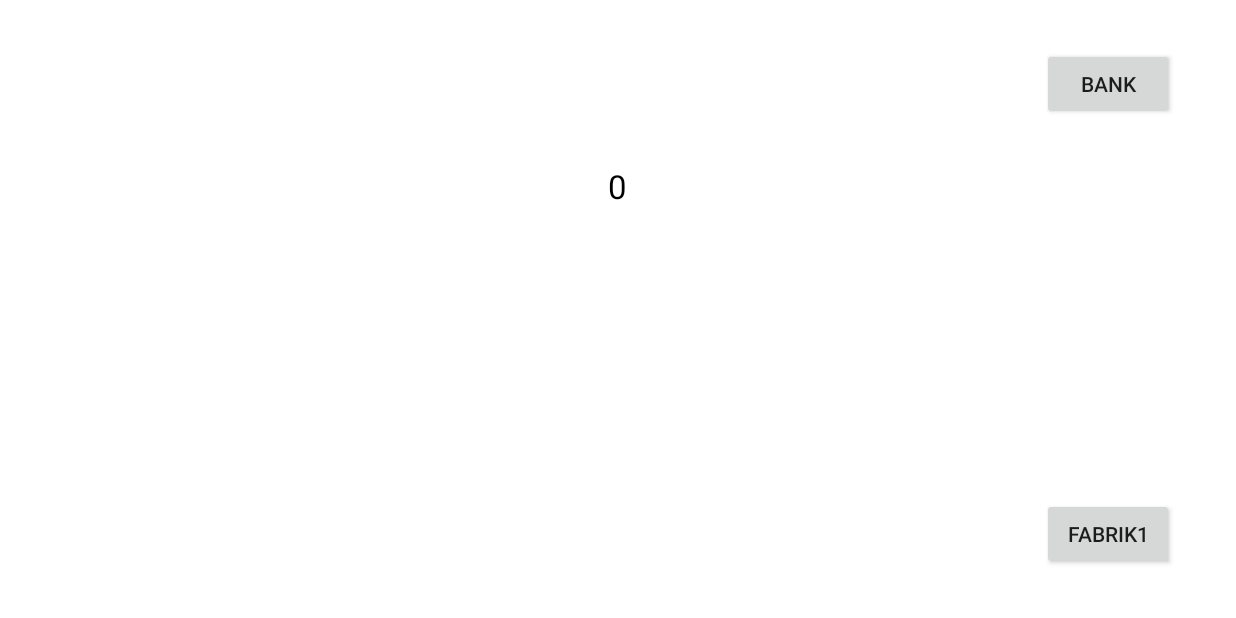
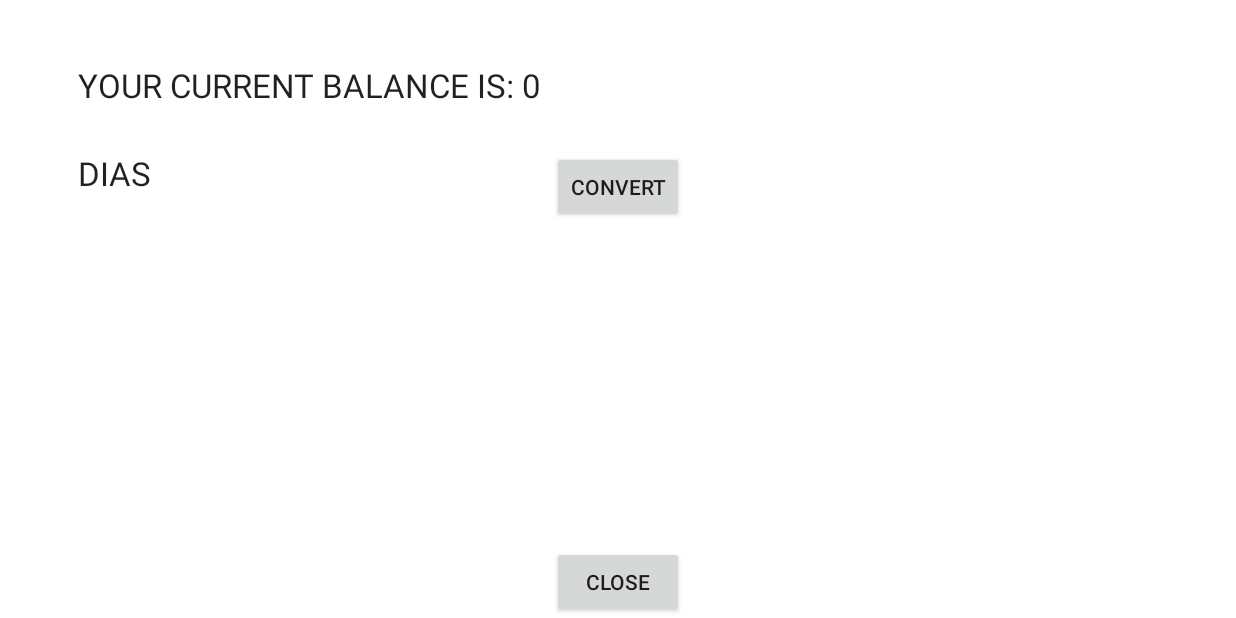
Before and after one commit to rodentooth/Royal_Industry, an Android app: the screen it shows after launch (MainActivity before the commit, BankActivity after it), after a tap on "BANK", on a phone screen of 824 x 412 dp (held sideways). Run offline under Robolectric (Android 15) with nearby library versions, the phone set to English and light mode, and no system bars; 4 statements that could not run were skipped.

Commit message:
update sammeln, dialog on Fabrik1, invented Gold

```diff
--- /dev/null
+++ b/app/src/main/java/com/frozensparks/royalindustry/BankActivity.java
@@ -0,0 +1,240 @@
+package com.frozensparks.royalindustry;
+
+import android.annotation.SuppressLint;
+import android.app.Dialog;
+import android.content.Context;
+import android.content.Intent;
+import android.content.SharedPreferences;
+import android.support.v7.app.ActionBar;
+import android.support.v7.app.AppCompatActivity;
+import android.os.Bundle;
+import android.os.Handler;
+import android.view.MotionEvent;
+import android.view.View;
+import android.view.Window;
+import android.widget.Button;
+import android.widget.SeekBar;
+import android.widget.TextView;
+
+import org.w3c.dom.Text;
+
+/**
+ * An example full-screen activity that shows and hides the system UI (i.e.
+ * status bar and navigation/system bar) with user interaction.
+ */
+public class BankActivity extends AppCompatActivity implements View.OnClickListener {
+    /**
+     * Whether or not the system UI should be auto-hidden after
+     * {@link #AUTO_HIDE_DELAY_MILLIS} milliseconds.
+     */
+    private static final boolean AUTO_HIDE = true;
+
+    /**
+     * If {@link #AUTO_HIDE} is set, the number of milliseconds to wait after
+     * user interaction before hiding the system UI.
+     */
+    private static final int AUTO_HIDE_DELAY_MILLIS = 3000;
+
+    /**
+     * Some older devices needs a small delay between UI widget updates
+     * and a change of the status and navigation bar.
+     */
+    private static final int UI_ANIMATION_DELAY = 300;
+    private final Handler mHideHandler = new Handler();
+    private View mContentView;
+    private final Runnable mHidePart2Runnable = new Runnable() {
+        @SuppressLint("InlinedApi")
+        @Override
+        public void run() {
+            // Delayed removal of status and navigation bar
+
+            // Note that some of these constants are new as of API 16 (Jelly Bean)
+            // and API 19 (KitKat). It is safe to use them, as they are inlined
+            // at compile-time and do nothing on earlier devices.
+            mContentView.setSystemUiVisibility(View.SYSTEM_UI_FLAG_LOW_PROFILE
+                    | View.SYSTEM_UI_FLAG_FULLSCREEN
+                    | View.SYSTEM_UI_FLAG_LAYOUT_STABLE
+                    | View.SYSTEM_UI_FLAG_IMMERSIVE_STICKY
+                    | View.SYSTEM_UI_FLAG_LAYOUT_HIDE_NAVIGATION
+                    | View.SYSTEM_UI_FLAG_HIDE_NAVIGATION);
+        }
+    };
+    private View mControlsView;
+    private final Runnable mShowPart2Runnable = new Runnable() {
+        @Override
+        public void run() {
+            // Delayed display of UI elements
+            ActionBar actionBar = getSupportActionBar();
+            if (actionBar != null) {
+                actionBar.show();
+            }
+
+        }
+    };
+    private boolean mVisible;
+    private final Runnable mHideRunnable = new Runnable() {
+        @Override
+        public void run() {
+            hide();
+        }
+    };
+    /**
+     * Touch listener to use for in-layout UI controls to delay hiding the
+     * system UI. This is to prevent the jarring behavior of controls going away
+     * while interacting with activity UI.
+     */
+    private final View.OnTouchListener mDelayHideTouchListener = new View.OnTouchListener() {
+        @Override
+        public boolean onTouch(View view, MotionEvent motionEvent) {
+            if (AUTO_HIDE) {
+                delayedHide(AUTO_HIDE_DELAY_MILLIS);
+            }
+            return false;
+        }
+    };
+
+
+
+    final Context context = this;
+
+
+
+
+
+
+
+
+
+
+    @Override
+    protected void onCreate(Bundle savedInstanceState) {
+        super.onCreate(savedInstanceState);
+
+        setContentView(R.layout.activity_bank);
+
+        mVisible = true;
+
+        mContentView = findViewById(R.id.fullscreen_content);
+
+
+        // Set up the user interaction to manually show or hide the system UI.
+       mContentView.setOnClickListener(new View.OnClickListener() {
+            @Override
+            public void onClick(View view) {
+                toggle();
+            }
+        });
+
+        // Upon interacting with UI controls, delay any scheduled hide()
+        // operations to prevent the jarring behavior of controls going away
+        // while interacting with the UI.
+
+        Button closeBank = (Button) findViewById(R.id.closeBank);
+        closeBank.setOnClickListener(this);
+
+
+
+        TextView currentGoldBalance = (TextView) findViewById(R.id.currentGoldBalance);
+
+        //Aktualisiere den Kontostatus
+        SharedPreferences prefs1 = getSharedPreferences("POOL", MODE_PRIVATE);
+        String Pooltext = String.valueOf(prefs1.getInt("POOL", 0));
+        currentGoldBalance.setText("YOUR CURRENT BALANCE IS: " +Pooltext);
+    }
+
+    @Override
+    protected void onPostCreate(Bundle savedInstanceState) {
+        super.onPostCreate(savedInstanceState);
+
+        // Trigger the initial hide() shortly after the activity has been
+        // created, to briefly hint to the user that UI controls
+        // are available.
+        delayedHide(100);
+    }
+
+    private void toggle() {
+        if (mVisible) {
+            hide();
+        } else {
+            hide();
+        }
+    }
+
+    private void hide() {
+        // Hide UI first
+        ActionBar actionBar = getSupportActionBar();
+        if (actionBar != null) {
+            actionBar.hide();
+        }
+
+        mVisible = false;
+
+        // Schedule a runnable to remove the status and navigation bar after a delay
+        mHideHandler.removeCallbacks(mShowPart2Runnable);
+        mHideHandler.postDelayed(mHidePart2Runnable, UI_ANIMATION_DELAY);
+    }
+
+    @SuppressLint("InlinedApi")
+    private void show() {
+        // Show the system bar
+        mContentView.setSystemUiVisibility(View.SYSTEM_UI_FLAG_LAYOUT_FULLSCREEN
+                | View.SYSTEM_UI_FLAG_LAYOUT_HIDE_NAVIGATION);
+        mVisible = true;
+
+        // Schedule a runnable to display UI elements after a delay
+        mHideHandler.removeCallbacks(mHidePart2Runnable);
+        mHideHandler.postDelayed(mShowPart2Runnable, UI_ANIMATION_DELAY);
+    }
+
+    /**
+     * Schedules a call to hide() in [delay] milliseconds, canceling any
+     * previously scheduled calls.
+     */
+    private void delayedHide(int delayMillis) {
+        mHideHandler.removeCallbacks(mHideRunnable);
+        mHideHandler.postDelayed(mHideRunnable, delayMillis);
+    }
+
+    @Override
+    public void onClick(View v) {
+        int id = v.getId();
+        if (id == R.id.closeBank) {
+            Intent start = new Intent(BankActivity.this, MainActivity.class);
+            BankActivity.this.startActivity(start);
+            finish();
+
+        }
+
+        if (id == R.id.GoldToDias) {
+            Dialog dialog = new Dialog(context);
+            dialog.requestWindowFeature(Window.FEATURE_NO_TITLE);
+            dialog.setContentView(R.layout.converter);
+
+            SeekBar seekbar = (SeekBar) dialog.findViewById(R.id.seekBar);
+            TextView howmanygoldtodias = (TextView) dialog.findViewById(R.id.howmanygoldtodias);
+            howmanygoldtodias.setText("INT"  + "GOLD TO" + seekbar.getProgress() + "DIAS");
+
+            seekbar.setOnSeekBarChangeListener(
+                    new SeekBar.OnSeekBarChangeListener() {
+                        @Override
+                        public void onProgressChanged(SeekBar seekBar, int progress, boolean fromUser) {
+
+                        }
+
+                        @Override
+                        public void onStartTrackingTouch(SeekBar seekBar) {
+
+                        }
+
+                        @Override
+                        public void onStopTrackingTouch(SeekBar seekBar) {
+
+                        }
+                    }
+
+            );
+
+            dialog.show();
+        }
+    }
+}
--- /dev/null
+++ b/app/src/main/res/layout/activity_bank.xml
@@ -0,0 +1,60 @@
+<FrameLayout xmlns:android="http://schemas.android.com/apk/res/android"
+    xmlns:tools="http://schemas.android.com/tools"
+    android:layout_width="match_parent"
+    android:layout_height="match_parent"
+    android:background="#ffffff"
+    android:id="@+id/fullscreen_content"
+    tools:context="com.frozensparks.royalindustry.BankActivity">
+
+
+
+        <RelativeLayout
+            style="?metaButtonBarStyle"
+            android:layout_width="match_parent"
+            android:layout_height="match_parent"
+            tools:ignore="UselessParent">
+
+
+            <TextView
+                android:layout_width="wrap_content"
+                android:layout_height="wrap_content"
+                android:textAppearance="?android:attr/textAppearanceLarge"
+                android:text="GOLD"
+                android:id="@+id/currentGoldBalance"
+                android:layout_alignParentTop="true"
+                android:layout_alignParentLeft="true"
+                android:layout_alignParentStart="true"
+                android:layout_marginLeft="52dp"
+                android:layout_marginStart="52dp"
+                android:layout_marginTop="42dp" />
+
+            <Button
+                android:layout_width="wrap_content"
+                android:layout_height="wrap_content"
+                android:text="CLOSE"
+                android:id="@+id/closeBank"
+                android:layout_alignParentBottom="true"
+                android:layout_centerHorizontal="true" />
+
+            <TextView
+                android:layout_width="wrap_content"
+                android:layout_height="wrap_content"
+                android:textAppearance="?android:attr/textAppearanceLarge"
+                android:text="DIAS"
+                android:id="@+id/DIAMONDS"
+                android:layout_below="@+id/currentGoldBalance"
+                android:layout_alignLeft="@+id/currentGoldBalance"
+                android:layout_alignStart="@+id/currentGoldBalance"
+                android:layout_marginTop="29dp" />
+
+            <Button
+                android:layout_width="wrap_content"
+                android:layout_height="wrap_content"
+                android:text="convert"
+                android:id="@+id/GoldToDias"
+                android:layout_alignTop="@+id/DIAMONDS"
+                android:layout_centerHorizontal="true" />
+        </RelativeLayout>
+
+
+</FrameLayout>
--- a/app/src/main/res/layout/activity_main.xml
+++ b/app/src/main/res/layout/activity_main.xml
@@ -2,13 +2,14 @@
     xmlns:tools="http://schemas.android.com/tools"
     android:layout_width="match_parent"
     android:layout_height="match_parent"
-    tools:context="com.frozensparks.royalindustry.MainActivity">
+    tools:context="com.frozensparks.royalindustry.MainActivity"
+    android:id="@+id/fullscreen_content">
 
 
 
             <RelativeLayout
                 android:background="#ffffff"
-                android:id="@+id/fullscreen_content"
+
                 style="?metaButtonBarStyle"
                 android:layout_width="match_parent"
                 android:layout_height="match_parent"
--- a/app/src/main/res/layout/fabrik1.xml
+++ b/app/src/main/res/layout/fabrik1.xml
@@ -32,8 +32,8 @@
             android:text="Large Text"
             android:id="@+id/countfab1"
             android:layout_alignBottom="@+id/imageView"
-            android:layout_alignLeft="@+id/GperH"
-            android:layout_alignStart="@+id/GperH" />
+            android:layout_centerHorizontal="true"
+             />
 
         <TextView
             android:layout_width="wrap_content"
--- a/app/src/main/res/values/strings.xml
+++ b/app/src/main/res/values/strings.xml
@@ -3,4 +3,6 @@
 
     <string name="dummy_button">Dummy Button</string>
     <string name="dummy_content">DUMMY\nCONTENT</string>
+
+    <string name="title_activity_bank">BankActivity</string>
 </resources>
```
Also changed, not shown: app/src/main/AndroidManifest.xml (+11 -10 lines), app/src/main/java/com/frozensparks/royalindustry/MainActivity.java (+23 -21 lines), app/src/main/java/com/frozensparks/royalindustry/TimerService.java (deleted, +0 -41 lines), app/src/main/res/layout/converter.xml (added, +31 -0 lines).
